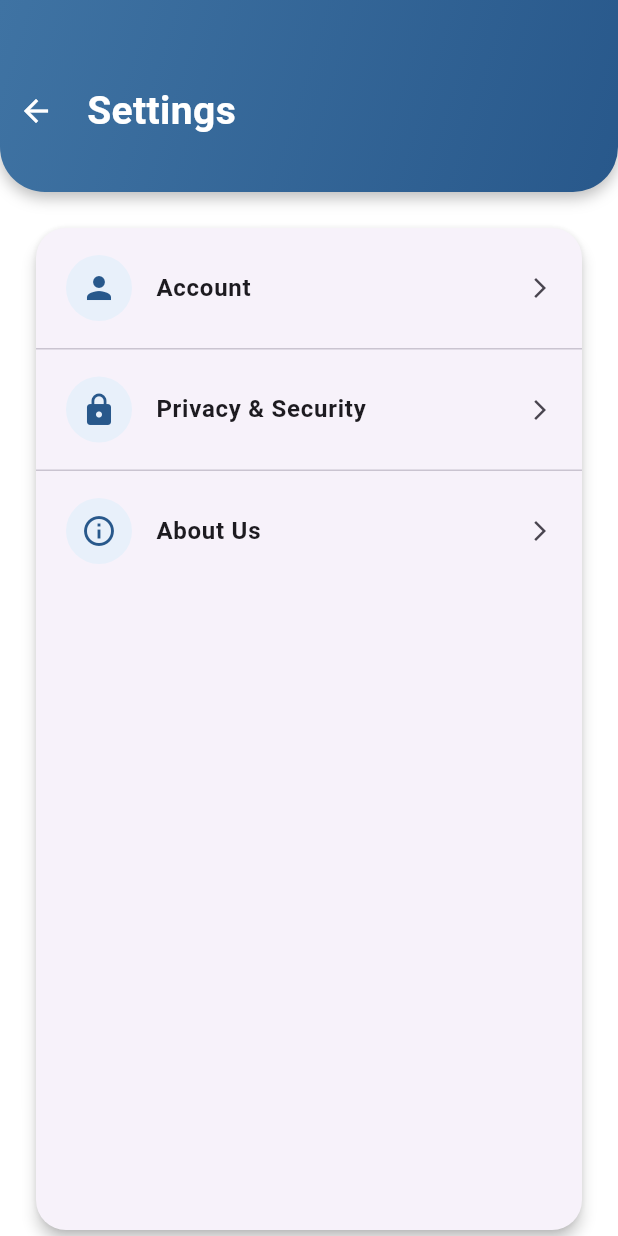
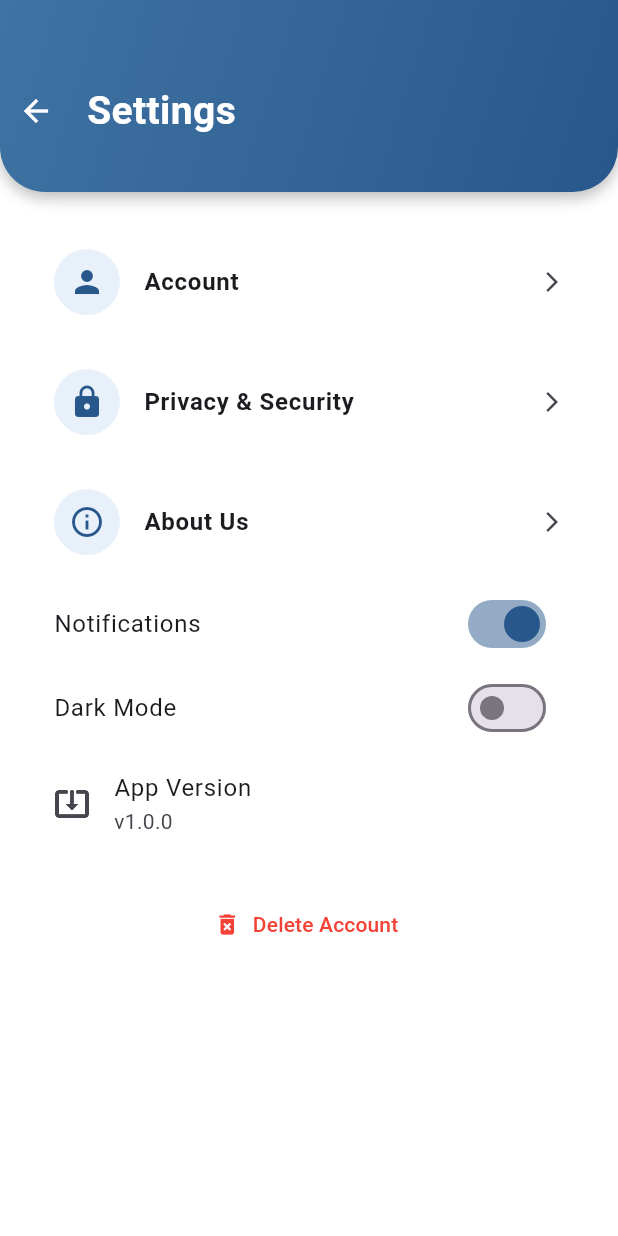
Before and after one commit to Davidtan0502/project_radar_app, a Flutter app: the SettingsScreen screen opened directly, on a phone screen of 412 x 824 dp. Run offline on Flutter 3.47's test engine with Material 3 defaults, Android fonts, the phone set to English and light mode, and no system bars; our stand-ins replace cloud_firestore, firebase_auth, firebase_core, geocoding, geolocator, google_fonts and 5 more; accounts and stored records are empty; network calls fail.

Commit message:
updates to profile screen
settings, change_password, account management, and refolder

```diff
--- a/lib/main.dart
+++ b/lib/main.dart
@@ -1,6 +1,6 @@
 import 'package:flutter/material.dart';
 import 'package:firebase_core/firebase_core.dart';
-import 'package:project_radar_app/screens/profile/profile_screen.dart';
+import 'package:project_radar_app/screens/home/home_screen.dart';
 import 'firebase_options.dart'; // This is generated by `flutterfire configure`
 
 
@@ -24,7 +24,7 @@ class MyApp extends StatelessWidget {
       debugShowCheckedModeBanner: false,
       title: 'Project RADAR',
       theme: ThemeData(primarySwatch: Colors.blue),
-      home: ProfileScreen(
+      home: HomeScreen(
         //onTap: () {}, // Replace with your real logic if needed
       ),
     );
--- /dev/null
+++ b/lib/screens/profile/account_management_screen.dart
@@ -0,0 +1,62 @@
+import 'package:flutter/material.dart';
+
+class AccountManagementScreen extends StatelessWidget {
+  const AccountManagementScreen({super.key});
+
+  void _confirmDeleteAccount(BuildContext context) {
+    showDialog(
+      context: context,
+      builder: (_) => AlertDialog(
+        title: const Text("Delete Account"),
+        content: const Text("Are you sure you want to delete your account? This action cannot be undone."),
+        actions: [
+          TextButton(
+            onPressed: () => Navigator.pop(context),
+            child: const Text("Cancel"),
+          ),
+          ElevatedButton(
+            onPressed: () {
+              Navigator.pop(context);
+              ScaffoldMessenger.of(context).showSnackBar(
+                const SnackBar(content: Text("Account deletion initiated.")),
+              );
+              // TODO: Add delete logic
+            },
+            style: ElevatedButton.styleFrom(backgroundColor: Colors.red),
+            child: const Text("Delete"),
+          ),
+        ],
+      ),
+    );
+  }
+
+  @override
+  Widget build(BuildContext context) {
+    final isDark = Theme.of(context).brightness == Brightness.dark;
+
+    return Scaffold(
+      appBar: AppBar(
+        title: const Text("Account Management"),
+      ),
+      body: ListView(
+        children: [
+          ListTile(
+            leading: const Icon(Icons.lock_reset),
+            title: const Text('Change Password'),
+            onTap: () {
+              // TODO: Navigate to change password screen
+            },
+            trailing: const Icon(Icons.arrow_forward_ios, size: 16),
+          ),
+          const Divider(),
+          ListTile(
+            leading: const Icon(Icons.delete_forever),
+            title: const Text('Delete Account'),
+            onTap: () => _confirmDeleteAccount(context),
+            trailing: const Icon(Icons.arrow_forward_ios, size: 16),
+          ),
+        ],
+      ),
+    );
+  }
+}
--- /dev/null
+++ b/lib/screens/profile/settings_screen.dart
@@ -0,0 +1,198 @@
+import 'package:flutter/material.dart';
+import 'about_us.dart';
+import 'account_info.dart';
+import 'change_password.dart';
+import 'package:package_info_plus/package_info_plus.dart';
+
+class SettingsScreen extends StatefulWidget {
+  const SettingsScreen({super.key});
+
+  @override
+  State<SettingsScreen> createState() => _SettingsScreenState();
+}
+
+class _SettingsScreenState extends State<SettingsScreen> {
+  bool _notificationsEnabled = true;
+  bool _isDarkMode = false;
+  String _appVersion = 'Loading...';
+
+  @override
+  void initState() {
+    super.initState();
+    _loadAppVersion();
+  }
+
+  Future<void> _loadAppVersion() async {
+    final info = await PackageInfo.fromPlatform();
+    setState(() {
+      _appVersion = 'v${info.version}';
+    });
+  }
+
+  @override
+  Widget build(BuildContext context) {
+    return Scaffold(
+      backgroundColor: Colors.white,
+      body: Column(
+        children: [
+          Container(
+            padding: const EdgeInsets.only(top: 50, bottom: 30),
+            width: double.infinity,
+            decoration: const BoxDecoration(
+              gradient: LinearGradient(
+                colors: [Color(0xFF3F73A3), Color(0xFF28588B)],
+                begin: Alignment.topLeft,
+                end: Alignment.bottomRight,
+              ),
+              borderRadius: BorderRadius.only(
+                bottomLeft: Radius.circular(30),
+                bottomRight: Radius.circular(30),
+              ),
+              boxShadow: [
+                BoxShadow(
+                  color: Colors.black26,
+                  offset: Offset(0, 4),
+                  blurRadius: 8,
+                ),
+              ],
+            ),
+            child: Row(
+              children: [
+                IconButton(
+                  icon: const Icon(Icons.arrow_back, color: Colors.white),
+                  onPressed: () {
+                    Navigator.pop(context);
+                  },
+                ),
+                const SizedBox(width: 10),
+                const Text(
+                  'Settings',
+                  style: TextStyle(
+                    color: Colors.white,
+                    fontSize: 26,
+                    fontWeight: FontWeight.bold,
+                  ),
+                ),
+              ],
+            ),
+          ),
+          const SizedBox(height: 20),
+          Expanded(
+            child: Padding(
+              padding: const EdgeInsets.symmetric(horizontal: 20),
+              child: ListView(
+                children: [
+                  _buildOptionTile(
+                    icon: Icons.person,
+                    title: 'Account',
+                    onTap: () => Navigator.push(
+                      context,
+                      _createRoute(const AccountInfo()),
+                    ),
+                  ),
+                  _buildOptionTile(
+                    icon: Icons.lock,
+                    title: 'Privacy & Security',
+                    onTap: () => Navigator.push(
+                      context,
+                      _createRoute(const ChangePassword()),
+                    ),
+                  ),
+                  _buildOptionTile(
+                    icon: Icons.info_outline,
+                    title: 'About Us',
+                    onTap: () => Navigator.push(
+                      context,
+                      _createRoute(const AboutUs()),
+                    ),
+                  ),
+                  SwitchListTile(
+                    title: const Text('Notifications'),
+                    value: _notificationsEnabled,
+                    activeColor: const Color(0xFF28588B),
+                    onChanged: (value) {
+                      setState(() {
+                        _notificationsEnabled = value;
+                      });
+                    },
+                  ),
+                  SwitchListTile(
+                    title: const Text('Dark Mode'),
+                    value: _isDarkMode,
+                    activeColor: const Color(0xFF28588B),
+                    onChanged: (value) {
+                      setState(() {
+                        _isDarkMode = value;
+                      });
+                      // Here you would trigger theme change
+                    },
+                  ),
+                  ListTile(
+                    title: const Text('App Version'),
+                    subtitle: Text(_appVersion),
+                    leading: const Icon(Icons.system_update_alt_outlined),
+                  ),
+                  const SizedBox(height: 20),
+
+                  TextButton.icon(
+                    onPressed: () {
+                      // TODO: Add account deletion logic
+                    },
+                    icon: const Icon(Icons.delete_forever, color: Colors.red),
+                    label: const Text(
+                      'Delete Account',
+                      style: TextStyle(color: Colors.red),
+                    ),
+                  ),
+                ],
+              ),
+            ),
+          ),
+        ],
+      ),
+    );
+  }
+
+  Widget _buildOptionTile({
+    required IconData icon,
+    required String title,
+    required VoidCallback onTap,
+  }) {
+    return ListTile(
+      contentPadding: const EdgeInsets.symmetric(horizontal: 16, vertical: 12),
+      leading: Container(
+        padding: const EdgeInsets.all(10),
+        decoration: const BoxDecoration(
+          color: Color(0xFFE8F0FA),
+          shape: BoxShape.circle,
+        ),
+        child: Icon(icon, color: Color(0xFF28588B), size: 24),
+      ),
+      title: Text(title, style: const TextStyle(fontWeight: FontWeight.w600)),
+      trailing: const Icon(Icons.arrow_forward_ios, size: 16),
+      onTap: onTap,
+    );
+  }
+
+  Route _createRoute(Widget screen) {
+    return PageRouteBuilder(
+      pageBuilder: (context, animation, secondaryAnimation) => screen,
+      transitionsBuilder: (context, animation, secondaryAnimation, child) {
+        const begin = Offset(0.0, 1.0);
+        const end = Offset.zero;
+        const curve = Curves.ease;
+        final tween =
+            Tween(begin: begin, end: end).chain(CurveTween(curve: curve));
+        final fadeTween = Tween<double>(begin: 0.0, end: 1.0);
+
+        return SlideTransition(
+          position: animation.drive(tween),
+          child: FadeTransition(
+            opacity: animation.drive(fadeTween),
+            child: child,
+          ),
+        );
+      },
+    );
+  }
+}
--- a/lib/screens/settings_screen.dart
+++ /dev/null
@@ -1,158 +0,0 @@
-import 'package:flutter/material.dart';
-import 'profile/about_us.dart';
-import 'profile/account_info.dart';
-import 'change_password.dart';
-
-class SettingsScreen extends StatelessWidget {
-  const SettingsScreen({super.key});
-
-  @override
-  Widget build(BuildContext context) {
-    return Scaffold(
-      backgroundColor: Colors.white,
-      body: Column(
-        children: [
-          Container(
-            padding: const EdgeInsets.only(top: 50, bottom: 30),
-            width: double.infinity,
-            decoration: const BoxDecoration(
-              gradient: LinearGradient(
-                colors: [Color(0xFF3F73A3), Color(0xFF28588B)],
-                begin: Alignment.topLeft,
-                end: Alignment.bottomRight,
-              ),
-              borderRadius: BorderRadius.only(
-                bottomLeft: Radius.circular(30),
-                bottomRight: Radius.circular(30),
-              ),
-              boxShadow: [
-                BoxShadow(
-                  color: Colors.black26,
-                  offset: Offset(0, 4),
-                  blurRadius: 8,
-                ),
-              ],
-            ),
-            child: Row(
-              children: [
-                IconButton(
-                  icon: const Icon(Icons.arrow_back, color: Colors.white),
-                  onPressed: () {
-                    Navigator.pop(context); // Go back to previous screen
-                  },
-                ),
-                const SizedBox(width: 10),
-                const Text(
-                  'Settings',
-                  style: TextStyle(
-                    color: Colors.white,
-                    fontSize: 26,
-                    fontWeight: FontWeight.bold,
-                  ),
-                ),
-              ],
-            ),
-          ),
-          const SizedBox(height: 20),
-          Expanded(
-            child: Padding(
-              padding: const EdgeInsets.symmetric(horizontal: 20),
-              child: Card(
-                elevation: 4,
-                shape: RoundedRectangleBorder(
-                  borderRadius: BorderRadius.circular(20),
-                ),
-                child: ListView(
-                  children: [
-                    _buildOptionTile(
-                      context,
-                      icon: Icons.person,
-                      title: 'Account',
-                      onTap: () {
-                        Navigator.of(
-                          context,
-                        ).push(_createRoute(const AccountInfo()));
-                      },
-                    ),
-                    const Divider(height: 1),
-                    _buildOptionTile(
-                      context,
-                      icon: Icons.lock,
-                      title: 'Privacy & Security',
-                      onTap: () {
-                        Navigator.of(
-                          context,
-                        ).push(_createRoute(const ChangePassword()));
-                      },
-                    ),
-                    const Divider(height: 1),
-                    _buildOptionTile(
-                      context,
-                      icon: Icons.info_outline,
-                      title: 'About Us',
-                      onTap: () {
-                        Navigator.of(
-                          context,
-                        ).push(_createRoute(const AboutUs()));
-                      },
-                    ),
-                  ],
-                ),
-              ),
-            ),
-          ),
-        ],
-      ),
-    );
-  }
-
-  Widget _buildOptionTile(
-    BuildContext context, {
-    required IconData icon,
-    required String title,
-    required VoidCallback onTap,
-  }) {
-    return ListTile(
-      contentPadding: const EdgeInsets.symmetric(horizontal: 20, vertical: 12),
-      leading: Container(
-        padding: const EdgeInsets.all(10),
-        decoration: BoxDecoration(
-          color: const Color(0xFFE8F0FA),
-          shape: BoxShape.circle,
-        ),
-        child: Icon(icon, color: const Color(0xFF28588B), size: 24),
-      ),
-      title: Text(
-        title,
-        style: const TextStyle(fontSize: 16, fontWeight: FontWeight.w600),
-      ),
-      trailing: const Icon(Icons.arrow_forward_ios, size: 16),
-      onTap: onTap,
-    );
-  }
-
-  Route _createRoute(Widget screen) {
-    return PageRouteBuilder(
-      pageBuilder: (context, animation, secondaryAnimation) => screen,
-      transitionsBuilder: (context, animation, secondaryAnimation, child) {
-        const begin = Offset(0.0, 1.0); // Slide from bottom
-        const end = Offset.zero;
-        const curve = Curves.ease;
-
-        final tween = Tween(
-          begin: begin,
-          end: end,
-        ).chain(CurveTween(curve: curve));
-        final fadeTween = Tween<double>(begin: 0.0, end: 1.0);
-
-        return SlideTransition(
-          position: animation.drive(tween),
-          child: FadeTransition(
-            opacity: animation.drive(fadeTween),
-            child: child,
-          ),
-        );
-      },
-    );
-  }
-}
--- a/pubspec.yaml
+++ b/pubspec.yaml
@@ -51,6 +51,7 @@ dependencies:
   image_picker: ^1.0.4
   cloud_firestore: ^4.17.5
   shimmer: ^3.0.0
+  package_info_plus: ^8.3.0
 
 dev_dependencies:
   flutter_test:
```
Also changed, not shown: lib/screens/profile/change_password.dart (renamed from lib/screens/change_password.dart, +87 -47 lines), lib/screens/profile/profile_screen.dart (+6 -4 lines), pubspec.lock, 3 other files.
